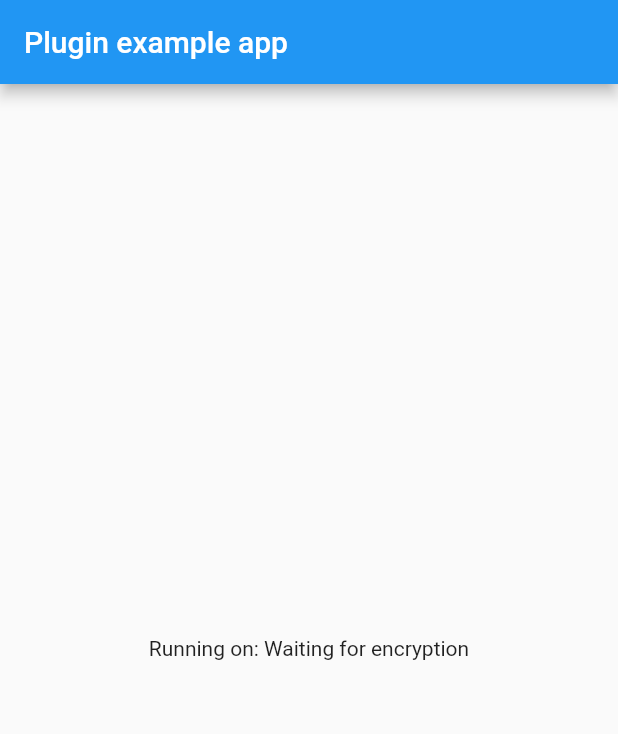
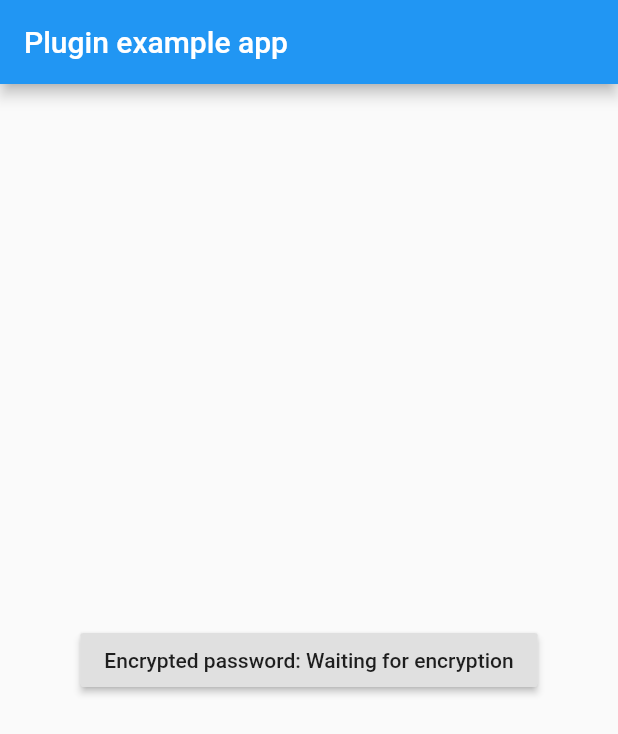
Before and after one commit to Tobiaswk/blowfish_native, a Flutter app: the screen it shows after launch, on a phone screen of 412 x 824 dp. Shown: the top 734 px of the screen. Run offline on Flutter 3.47's test engine with Material 2 defaults, Android fonts, the phone set to English and light mode, and no system bars.

Commit message:
Update example/lib/main.dart

```diff
--- a/example/lib/main.dart
+++ b/example/lib/main.dart
@@ -16,10 +16,9 @@ class _MyAppState extends State<MyApp> {
   @override
   void initState() {
     super.initState();
-    encryptPassword();
   }
 
-  Future<void> encryptPassword() async {
+  Future<void> _encryptPassword() async {
     String encryptedPassword;
     encryptedPassword = await BlowfishNative.encrypt('key', 'Hello World!');
 
@@ -42,8 +41,10 @@ class _MyAppState extends State<MyApp> {
           title: const Text('Plugin example app'),
         ),
         body: new Center(
-          child: new Text('Running on: ${_encryptedPassword}\n'),
-        ),
+            child: new RaisedButton(
+          onPressed: _encryptPassword,
+          child: new Text('Encrypted password: $_encryptedPassword'),
+        )),
       ),
     );
   }
```
